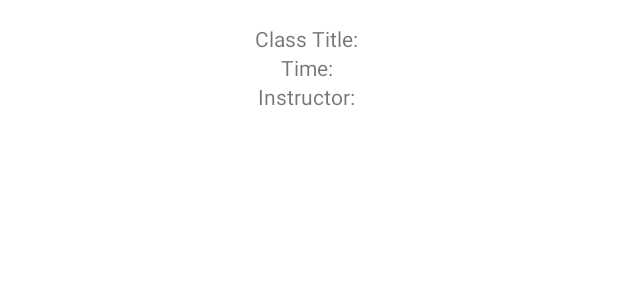
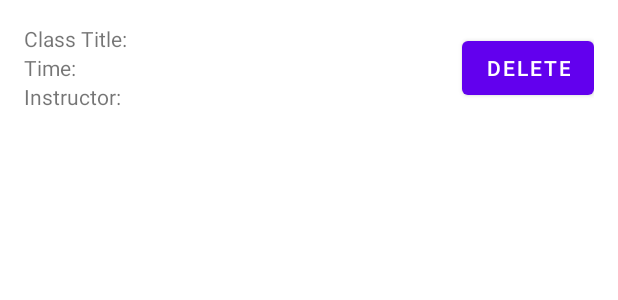
Before and after one commit to samcarozzi/Project1_2340, an Android app: the layout gt_class_item.xml on its own in the app's theme, with its tools: preview values and no code run, on a phone screen of 412 x 824 dp. Shown: the top 300 px of the screen. Run offline under Robolectric (Android 15) with nearby library versions, the phone set to English and light mode, and no system bars.

```diff
--- a/app/src/main/res/layout/gt_class_item.xml
+++ b/app/src/main/res/layout/gt_class_item.xml
@@ -7,29 +7,38 @@
 
     <TextView
         android:id="@+id/courseNameTextView"
-        android:layout_width="wrap_content"
+        android:layout_width="0dp"
         android:layout_height="wrap_content"
         android:text="Class Title: "
         app:layout_constraintTop_toTopOf="parent"
         app:layout_constraintStart_toStartOf="parent"
-        app:layout_constraintEnd_toEndOf="parent" />
+        app:layout_constraintEnd_toStartOf="@+id/deleteButton" />
 
     <TextView
         android:id="@+id/timeTextView"
-        android:layout_width="wrap_content"
+        android:layout_width="0dp"
         android:layout_height="wrap_content"
         android:text="Time: "
         app:layout_constraintTop_toBottomOf="@id/courseNameTextView"
         app:layout_constraintStart_toStartOf="parent"
-        app:layout_constraintEnd_toEndOf="parent"/>
+        app:layout_constraintEnd_toStartOf="@+id/deleteButton"/>
 
     <TextView
         android:id="@+id/instructorTextView"
-        android:layout_width="wrap_content"
+        android:layout_width="0dp"
         android:layout_height="wrap_content"
         android:text="Instructor: "
         app:layout_constraintTop_toBottomOf="@id/timeTextView"
         app:layout_constraintStart_toStartOf="parent"
+        app:layout_constraintEnd_toStartOf="@+id/deleteButton"
+        app:layout_constraintBottom_toBottomOf="parent"/>
+
+    <Button
+        android:id="@+id/deleteButton"
+        android:layout_width="wrap_content"
+        android:layout_height="wrap_content"
+        android:text="Delete"
         app:layout_constraintEnd_toEndOf="parent"
+        app:layout_constraintTop_toTopOf="parent"
         app:layout_constraintBottom_toBottomOf="parent"/>
 </androidx.constraintlayout.widget.ConstraintLayout>
```
Also changed, not shown: app/src/main/java/com/example/project1/ui/GTClass/GTClassAdapter.java (+17 -1 lines), app/src/main/java/com/example/project1/ui/home/HomeFragment.java (+15 -2 lines).
